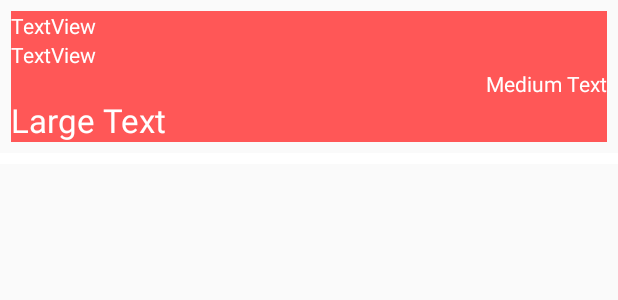
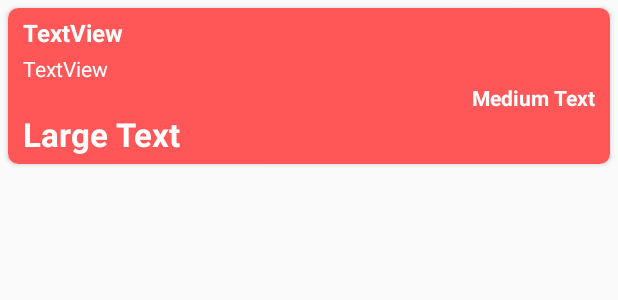
Before and after one commit to Kartik-21/velts, an Android app: the layout item_penalty1_layout.xml on its own in the app's theme, with its tools: preview values and no code run, on a phone screen of 412 x 824 dp. Shown: the top 300 px of the screen. Run offline under Robolectric (Android 15) with nearby library versions, the phone set to English and light mode, and no system bars.

Commit message:
layout updated..

```diff
--- a/app/src/main/res/layout/item_penalty1_layout.xml
+++ b/app/src/main/res/layout/item_penalty1_layout.xml
@@ -1,23 +1,33 @@
 <?xml version="1.0" encoding="utf-8"?>
 <RelativeLayout xmlns:android="http://schemas.android.com/apk/res/android"
+    xmlns:app="http://schemas.android.com/apk/res-auto"
     android:layout_width="match_parent"
     android:layout_height="match_parent">
+
+    <android.support.v7.widget.CardView
+        android:layout_width="match_parent"
+        android:layout_height="wrap_content"
+        android:layout_margin="5dp"
+        android:elevation="5dp"
+        app:cardCornerRadius="7dp">
 
         <RelativeLayout
             android:id="@+id/relativeLayout1"
             android:layout_width="match_parent"
             android:layout_height="wrap_content"
-        android:layout_margin="7dp"
             android:background="#FF5757">
 
             <TextView
                 android:id="@+id/textView6"
                 android:layout_width="wrap_content"
                 android:layout_height="wrap_content"
-            android:layout_alignParentLeft="true"
                 android:layout_alignParentTop="true"
+                android:layout_marginLeft="10dp"
+                android:layout_marginTop="5dp"
                 android:text="TextView"
-            android:textColor="@color/white" />
+                android:textColor="@color/white"
+                android:textSize="16dp"
+                android:textStyle="bold" />
 
             <TextView
                 android:id="@+id/textView10"
@@ -25,9 +35,12 @@
                 android:layout_height="wrap_content"
                 android:layout_below="@+id/textView9"
                 android:layout_alignParentLeft="true"
+                android:layout_marginLeft="10dp"
+                android:layout_marginBottom="5dp"
                 android:text="Large Text"
                 android:textAppearance="?android:attr/textAppearanceLarge"
-            android:textColor="@color/white" />
+                android:textColor="@color/white"
+                android:textStyle="bold" />
 
             <TextView
                 android:id="@+id/textView1"
@@ -35,8 +48,11 @@
                 android:layout_height="wrap_content"
                 android:layout_below="@+id/textView6"
                 android:layout_alignParentLeft="true"
+                android:layout_marginLeft="10dp"
+                android:layout_marginTop="3dp"
                 android:text="TextView"
-            android:textColor="@color/white" />
+                android:textColor="@color/white"
+                android:textSize="14dp" />
 
             <TextView
                 android:id="@+id/textView9"
@@ -44,19 +60,14 @@
                 android:layout_height="wrap_content"
                 android:layout_below="@+id/textView1"
                 android:layout_alignParentRight="true"
+                android:layout_marginRight="10dp"
                 android:text="Medium Text"
                 android:textAlignment="center"
-            android:textColor="@color/white" />
+                android:textColor="@color/white"
+                android:textStyle="bold" />
 
         </RelativeLayout>
 
-    <View
-        android:id="@+id/view1"
-        android:layout_width="match_parent"
-        android:layout_height="7dp"
-        android:layout_below="@+id/relativeLayout1"
-        android:layout_alignParentLeft="true"
-        android:layout_alignParentRight="true"
-        android:background="@color/white" />
+    </android.support.v7.widget.CardView>
 
 </RelativeLayout>
```
Also changed, not shown: app/src/main/res/layout/activity_apply_penalty1.xml (+10 -7 lines), app/src/main/res/layout/activity_user_penalty2.xml (+6 -2 lines), app/src/main/res/layout/item_penalty2_layout.xml (+39 -17 lines), app/src/main/res/layout/item_penalty_layout.xml (+38 -14 lines). Lines whose indentation alone changed are shown as unchanged.
